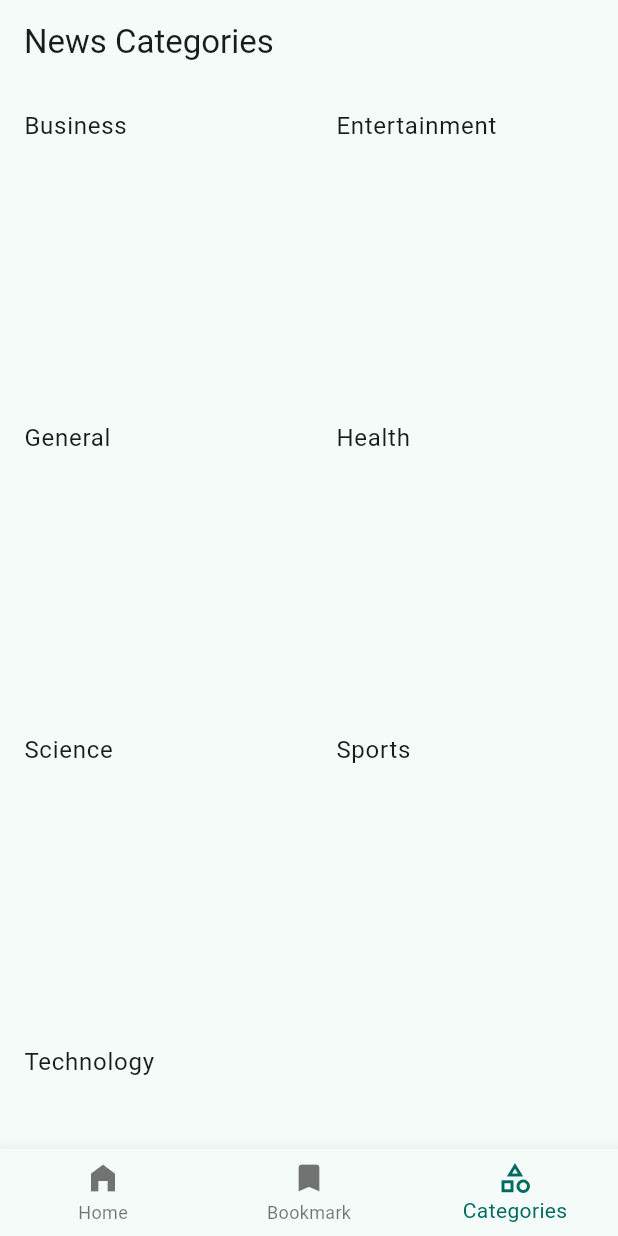
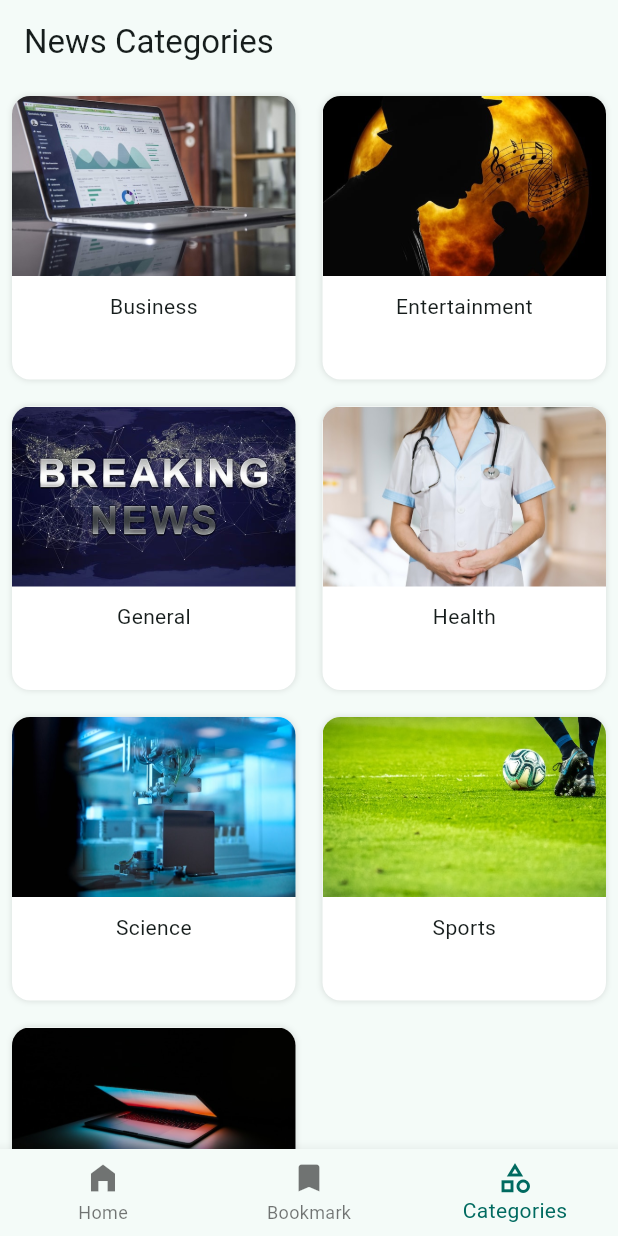
Before and after one commit to sieleemmanuel/TheNews, a Flutter app: the screen it shows after launch, item 3 of the bottom bar chosen, on a phone screen of 412 x 824 dp. Run offline on Flutter 3.47's test engine with Material 2 defaults, Android fonts, the light colour scheme and no system bars; our stand-ins replace hive, hive_flutter; accounts and stored records are empty; network calls fail.

Commit message:
Categories refactor

```diff
--- /dev/null
+++ b/lib/components/CategoryTile.dart
@@ -0,0 +1,28 @@
+import 'package:flutter/material.dart';
+
+Widget categoryListTile(BuildContext context, String category,
+    String imageUrl) {
+  return Container(
+    margin: const EdgeInsets.all(8.0),
+    decoration: BoxDecoration(
+        color: Colors.white,
+        borderRadius: BorderRadius.circular(12.0),
+        boxShadow: const [BoxShadow(color: Colors.black12, blurRadius: 3.0)]),
+    child: Column(
+      mainAxisAlignment: MainAxisAlignment.start,
+      children: [
+        Container(
+          height: 120,
+          decoration: BoxDecoration(
+              image: DecorationImage(
+                  image: AssetImage(imageUrl), fit: BoxFit.cover),
+              borderRadius: const BorderRadius.only(
+                  topLeft: Radius.circular(12.0),
+                  topRight: Radius.circular(12.0))),
+        ),
+        const SizedBox(height: 10.0,),
+        Text(category)
+      ],
+    ),
+  );
+}
--- a/lib/pages/Categories.dart
+++ b/lib/pages/Categories.dart
@@ -1,5 +1,5 @@
 import 'package:flutter/material.dart';
-import 'package:the_news/utils/Constants.dart';
+import 'package:the_news/components/CategoryTile.dart';
 
 class Categories extends StatelessWidget {
   const Categories({super.key});
@@ -7,26 +7,25 @@ class Categories extends StatelessWidget {
   @override
   Widget build(BuildContext context) {
     Map<String, String> categories = {
-      "Business": "Business",
-      "Entertainment": "Entertainment",
-      "General": "General",
-      "Health": "Health",
-      "Science": "https://unsplash.com/photos/K8AzGcMJbLI",
-      "Sports": "Sports",
-      "Technology": "Technology"
+      "Business": "assets/business.jpg",
+      "Entertainment": "assets/entertainment.jpg",
+      "General": "assets/general.jpg",
+      "Health": "assets/health.jpg",
+      "Science": "assets/science.jpg",
+      "Sports": "assets/sports.jpg",
+      "Technology": "assets/technology.jpg"
     };
     return Scaffold(
       appBar: AppBar(
         title: const Text("News Categories"),
       ),
       body: GridView.builder(
-          itemCount: Constants.categories.values.length,
+          itemCount: categories.length,
           gridDelegate: const SliverGridDelegateWithFixedCrossAxisCount(
-              crossAxisCount: 2, crossAxisSpacing: 4.0, mainAxisSpacing: 4.0),
+              crossAxisCount: 2, crossAxisSpacing: 2.0, mainAxisSpacing: 2.0),
           itemBuilder: (context, index) {
-            return ListTile(
-              title: Text(Constants.categories.values.elementAt(index)),
-            );
+            var category = categories.keys.elementAt(index);
+            return categoryListTile(context, category, categories[category]!);
           }),
     );
   }
```
Also changed, not shown: pubspec.yaml (+8 -0 lines), assets/business.jpg (added), assets/entertainment.jpg (added), assets/general.jpg (added), assets/health.jpg (added), assets/science.jpg (added), assets/sports.jpg (added), assets/technology.jpg (added).
